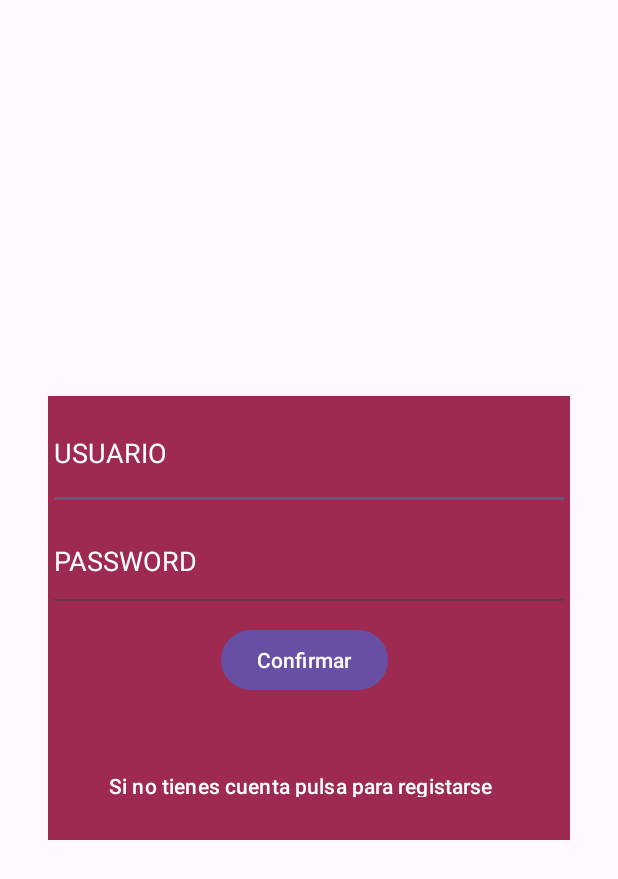
After one commit to dms80558/Contador, an Android app: the layout activity_inciarsesion.xml on its own in the app's theme, with its tools: preview values and no code run, on a phone screen of 412 x 824 dp. The commit adds this screen. Shown: the top 879 px of the screen. Run offline under Robolectric (Android 15) with nearby library versions, the phone set to English and light mode, and no system bars.

Commit message:
creacion activity_inciarsesion.xml

```diff
--- a/app/build.gradle.kts
+++ b/app/build.gradle.kts
@@ -22,6 +22,10 @@ android {
             proguardFiles(getDefaultProguardFile("proguard-android-optimize.txt"), "proguard-rules.pro")
         }
     }
+
+    buildFeatures{
+        viewBinding =  true
+    }
     compileOptions {
         sourceCompatibility = JavaVersion.VERSION_1_8
         targetCompatibility = JavaVersion.VERSION_1_8
--- a/app/src/main/AndroidManifest.xml
+++ b/app/src/main/AndroidManifest.xml
@@ -34,8 +34,10 @@
         <activity android:name=".Tienda">
 
         </activity>
+        <activity android:name=".PantallaInicio"/>
+
         <activity
-            android:name=".PantallaInicio"
+            android:name=".IniciarSesion"
             android:exported="true">
             <intent-filter>
                 <action android:name="android.intent.action.MAIN" />
--- /dev/null
+++ b/app/src/main/java/com/example/contador/IniciarSesion.java
@@ -0,0 +1,21 @@
+package com.example.contador;
+
+import android.content.Intent;
+import android.os.Bundle;
+import android.view.View;
+
+import androidx.appcompat.app.AppCompatActivity;
+
+public class IniciarSesion extends AppCompatActivity {
+    @Override
+    protected void onCreate(Bundle savedInstanceState) {
+        super.onCreate(savedInstanceState);
+        setContentView(R.layout.activity_inciarsesion);
+
+    }
+
+    public void goRegistro(View v){
+        Intent i = new Intent(this, Registro.class);
+        startActivity(i);
+    }
+}
--- /dev/null
+++ b/app/src/main/java/com/example/contador/Registro.java
@@ -0,0 +1,15 @@
+package com.example.contador;
+
+import android.os.Bundle;
+
+import androidx.appcompat.app.AppCompatActivity;
+
+public class Registro extends AppCompatActivity {
+
+    @Override
+    protected void onCreate(Bundle savedInstanceState) {
+        super.onCreate(savedInstanceState);
+        setContentView(R.layout.activity_inciarsesion);
+
+    }
+}
--- a/app/src/main/res/drawable/button_border.xml
+++ b/app/src/main/res/drawable/button_border.xml
@@ -1,15 +1,11 @@
 <?xml version="1.0" encoding="utf-8"?>
 <shape xmlns:android="http://schemas.android.com/apk/res/android"
     android:shape="rectangle">
-
+    <corners
+    android:radius="20dp" />
+    <stroke
+        android:color="@color/white"
+        android:width="4dp"/>
     <solid
-        android:color="@android:color/transparent"
-        />
-
-    <corners
-    android:radius="20dp"
-     />
-    <stroke
-        android:width="4dp"
-        android:color="@color/white"/>
+        android:color="@android:color/transparent" />
 </shape>
--- /dev/null
+++ b/app/src/main/res/layout/activity_inciarsesion.xml
@@ -0,0 +1,79 @@
+<?xml version="1.0" encoding="utf-8"?>
+<androidx.constraintlayout.widget.ConstraintLayout xmlns:android="http://schemas.android.com/apk/res/android"
+    xmlns:app="http://schemas.android.com/apk/res-auto"
+    xmlns:tools="http://schemas.android.com/tools"
+    tools:context=".IniciarSesion"
+    android:layout_width="match_parent"
+    android:layout_height="match_parent"
+    >
+
+
+    <LinearLayout
+        android:layout_width="348dp"
+        android:layout_height="296dp"
+        android:background="@color/morado_vino"
+        android:orientation="vertical"
+        app:layout_constraintBottom_toBottomOf="parent"
+        app:layout_constraintEnd_toEndOf="parent"
+        app:layout_constraintStart_toStartOf="parent"
+        app:layout_constraintTop_toTopOf="parent">
+
+        <EditText
+            android:id="@+id/user"
+            android:layout_width="match_parent"
+            android:layout_height="76dp"
+            android:defaultFocusHighlightEnabled="true"
+            android:hint="USUARIO"
+            android:inputType="textPassword"
+            android:textColorHint="@color/white"
+            app:layout_constraintBottom_toBottomOf="parent"
+            app:layout_constraintEnd_toEndOf="parent"
+            app:layout_constraintStart_toStartOf="parent"
+            app:layout_constraintTop_toTopOf="parent"
+            app:layout_constraintVertical_bias="0.54"></EditText>
+
+        <EditText
+            android:id="@+id/password"
+            android:layout_width="match_parent"
+            android:layout_height="68dp"
+            android:defaultFocusHighlightEnabled="true"
+            android:hint="PASSWORD"
+            android:inputType="textPassword"
+            android:textColorHint="@color/white"
+            app:layout_constraintBottom_toBottomOf="parent"
+            app:layout_constraintEnd_toEndOf="parent"
+            app:layout_constraintStart_toStartOf="parent"
+            app:layout_constraintTop_toTopOf="parent"
+            app:layout_constraintVertical_bias="0.54">
+
+        </EditText>
+
+        <Button
+            android:layout_width="wrap_content"
+            android:layout_height="wrap_content"
+            android:text="Confirmar"
+            android:layout_marginLeft="115dp"
+            android:layout_marginBottom="40dp"
+            android:layout_marginTop="8dp"
+            android:textColor="@color/white">
+
+        </Button>
+
+        <Button
+            android:layout_width="wrap_content"
+            android:layout_height="37dp"
+            android:background="@android:color/transparent"
+            android:paddingStart="0dp"
+            android:paddingEnd="0dp"
+            android:layout_marginLeft="40dp"
+            android:onClick="goRegistro"
+            android:text="Si no tienes cuenta pulsa para registarse"
+            android:textColor="@color/white">
+
+        </Button>
+
+
+    </LinearLayout>
+
+
+</androidx.constraintlayout.widget.ConstraintLayout>
```
